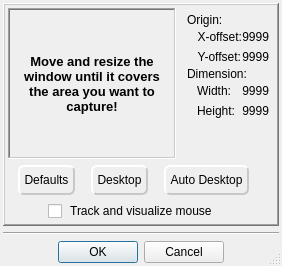
First picture: the form in Homer/forms/Dialogs/SegmentSelectionDialog.ui, repository Homer-Conferencing/Homer-Conferencing, before the edit.
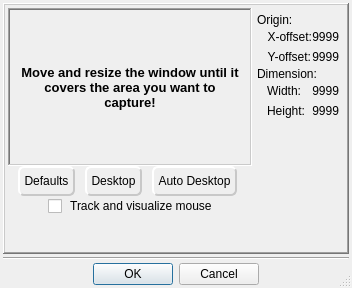
Second picture: the form after the edit. Icons and pictures are not drawn.

What changed in the file:
```diff
--- a/Homer/forms/Dialogs/SegmentSelectionDialog.ui
+++ b/Homer/forms/Dialogs/SegmentSelectionDialog.ui
@@ -6,10 +6,16 @@
    <rect>
     <x>0</x>
     <y>0</y>
-    <width>282</width>
-    <height>266</height>
+    <width>352</width>
+    <height>288</height>
    </rect>
   </property>
+  <property name="minimumSize">
+   <size>
+    <width>352</width>
+    <height>288</height>
+   </size>
+  </property>
   <property name="font">
    <font>
     <family>Arial</family>
@@ -35,6 +41,12 @@
    <bool>true</bool>
   </property>
   <layout class="QGridLayout" name="gridLayout">
+   <property name="horizontalSpacing">
+    <number>0</number>
+   </property>
+   <property name="verticalSpacing">
+    <number>3</number>
+   </property>
    <property name="margin">
     <number>3</number>
    </property>
@@ -73,6 +85,9 @@
       <enum>QFrame::Raised</enum>
      </property>
      <layout class="QVBoxLayout" name="verticalLayout_6">
+      <property name="spacing">
+       <number>0</number>
+      </property>
       <property name="margin">
        <number>3</number>
       </property>
@@ -724,10 +739,13 @@
         <property name="orientation">
          <enum>Qt::Vertical</enum>
         </property>
+        <property name="sizeType">
+         <enum>QSizePolicy::MinimumExpanding</enum>
+        </property>
         <property name="sizeHint" stdset="0">
          <size>
           <width>20</width>
-          <height>10</height>
+          <height>1</height>
          </size>
         </property>
        </spacer>
```
Left out of the diff: 17 changed lines with no effect on the pictures.
